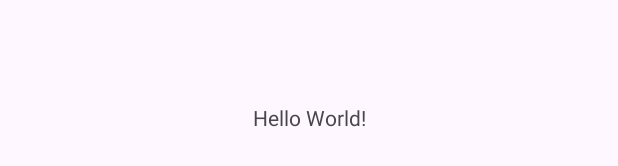
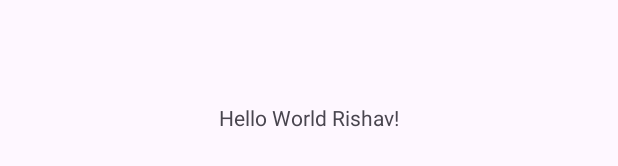
Before and after one commit to GDSC-KIIT/TravelMate, an Android app: the layout activity_main.xml on its own in the app's theme, with its tools: preview values and no code run, on a phone screen of 412 x 824 dp. Shown: the part 501-667 px from the top of the screen. Run offline under Robolectric (Android 15) with nearby library versions, the phone set to English and light mode, and no system bars.

Commit message:
initial test branch

```diff
--- a/app/src/main/res/layout/activity_main.xml
+++ b/app/src/main/res/layout/activity_main.xml
@@ -9,7 +9,7 @@
     <TextView
         android:layout_width="wrap_content"
         android:layout_height="wrap_content"
-        android:text="Hello World!"
+        android:text="Hello World Rishav!"
         app:layout_constraintBottom_toBottomOf="parent"
         app:layout_constraintEnd_toEndOf="parent"
         app:layout_constraintStart_toStartOf="parent"
```
